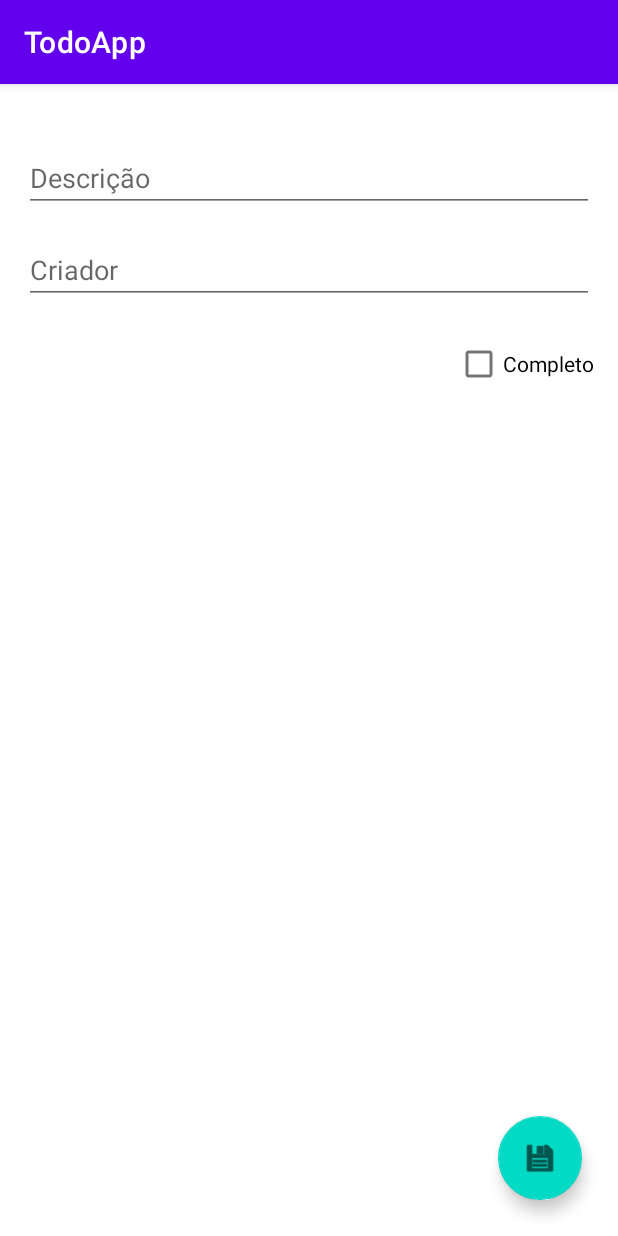
After one commit to aantunes89Infnet/todoApp, an Android app: the TodoFormFragment screen opened through its navigation route, on a phone screen of 412 x 824 dp. The commit adds this screen. Run offline under Robolectric (Android 15) with nearby library versions, the phone set to English and light mode, and no system bars.

Commit message:
TODO CRUD with FirebaseStore

```diff
--- /dev/null
+++ b/app/src/main/java/youtube/pagination/todoapp/database/TodoUtils.kt
@@ -0,0 +1,8 @@
+package youtube.pagination.todoapp.database
+
+import youtube.pagination.todoapp.model.Todo
+
+object TodoUtils {
+
+    var selectedTodo: Todo? = null
+}
--- /dev/null
+++ b/app/src/main/java/youtube/pagination/todoapp/ui/todo/form/TodoFormFragment.kt
@@ -0,0 +1,93 @@
+package youtube.pagination.todoapp.ui.todo.form
+
+import android.os.Bundle
+import android.view.LayoutInflater
+import android.view.View
+import android.view.ViewGroup
+import android.widget.Toast
+import androidx.fragment.app.Fragment
+import androidx.lifecycle.ViewModelProvider
+import androidx.navigation.fragment.findNavController
+import kotlinx.android.synthetic.main.todo_form_fragment.*
+import youtube.pagination.todoapp.R
+import youtube.pagination.todoapp.database.TodoUtils
+import youtube.pagination.todoapp.model.Todo
+
+class TodoFormFragment : Fragment() {
+
+    private lateinit var todoFormViewModel: TodoFormViewModel
+
+    override fun onCreateView(
+        inflater: LayoutInflater, container: ViewGroup?,
+        savedInstanceState: Bundle?
+    ): View? {
+        todoFormViewModel = ViewModelProvider(this).get(TodoFormViewModel::class.java)
+
+        todoFormViewModel.let {
+            it.selectedTodo.observe(viewLifecycleOwner, {
+                if (it != null) {
+                    loadTodo(it)
+                }
+            })
+
+            it.status.observe(viewLifecycleOwner, { status ->
+                if (status) {
+                    findNavController().navigate(R.id.todoListFragment)
+                }
+            })
+
+            it.msg.observe(viewLifecycleOwner, { msg ->
+                showToaster(msg)
+            })
+        }
+
+        return inflater.inflate(R.layout.todo_form_fragment, container, false)
+    }
+
+    override fun onViewCreated(view: View, savedInstanceState: Bundle?) {
+        super.onViewCreated(view, savedInstanceState)
+
+        if(TodoUtils.selectedTodo != null) {
+            todoFormViewModel.selectedTodo(TodoUtils.selectedTodo!!)
+        }
+
+        delete_btn.setOnClickListener {
+            if (TodoUtils.selectedTodo != null)
+                todoFormViewModel.delete(TodoUtils.selectedTodo!!)
+        }
+
+        save_btn.setOnClickListener {
+            val description = et_description.text.toString()
+            val createdBy = et_created_by.text.toString()
+            val checked = cb_done.isChecked
+
+            if (!description.isNullOrBlank() &&
+                !createdBy.isNullOrBlank()){
+
+                    todoFormViewModel.addOrUpdate(description, createdBy, checked)
+            }
+        }
+    }
+
+    override fun onDestroy() {
+        super.onDestroy()
+        TodoUtils.selectedTodo = null
+        todoFormViewModel.selectedTodo(null)
+    }
+
+    private fun loadTodo(todo: Todo) {
+        if (todo != null) {
+            et_description.setText(todo.description)
+            et_created_by.setText(todo.createdBy)
+            cb_done.setChecked(todo.checked!!)
+
+            delete_btn.visibility = View.VISIBLE
+        } else {
+            delete_btn.visibility = View.GONE
+        }
+    }
+
+    private fun showToaster(msg: String) {
+        Toast.makeText(requireContext(), msg, Toast.LENGTH_LONG).show()
+    }
+}
--- /dev/null
+++ b/app/src/main/java/youtube/pagination/todoapp/ui/todo/form/TodoFormViewModel.kt
@@ -0,0 +1,51 @@
+package youtube.pagination.todoapp.ui.todo.form
+
+import android.util.Log
+import androidx.lifecycle.LiveData
+import androidx.lifecycle.MutableLiveData
+import androidx.lifecycle.ViewModel
+import youtube.pagination.todoapp.database.TodoFireStore
+import youtube.pagination.todoapp.model.Todo
+
+class TodoFormViewModel : ViewModel() {
+
+    private val _selectedTodo =  MutableLiveData<Todo>()
+    var selectedTodo: LiveData<Todo> = _selectedTodo
+
+    private val _msg = MutableLiveData<String>()
+    val msg: LiveData<String> = _msg
+
+    private val _status = MutableLiveData<Boolean>()
+    val status : LiveData<Boolean> = _status
+
+
+    fun addOrUpdate(description: String, createdBy: String, checked: Boolean?) {
+        val todo = Todo(description, createdBy, checked)
+
+        TodoFireStore.createOrUpdate(todo)
+            .addOnSuccessListener {
+                _msg.value = "Task added with success!!"
+                _status.value = true
+            }.addOnFailureListener {
+                _msg.value = it.message
+                _status.value = false
+            }
+    }
+
+    fun delete(todo: Todo) {
+        TodoFireStore.delete(todo)
+            .addOnSuccessListener {
+                _msg.value = "Task deleted with success!!"
+                _status.value = true
+            }.addOnFailureListener {
+                _msg.value = it.message
+                _status.value = false
+            }
+    }
+
+    fun selectedTodo(todo: Todo?) {
+        if (todo != null)
+            _selectedTodo.value = todo!!
+    }
+
+}
--- a/app/src/main/java/youtube/pagination/todoapp/ui/user/login/LoginFragment.kt
+++ b/app/src/main/java/youtube/pagination/todoapp/ui/user/login/LoginFragment.kt
@@ -1,6 +1,7 @@
 package youtube.pagination.todoapp.ui.user.login
 
 import android.os.Bundle
+import android.util.Log
 import android.view.LayoutInflater
 import android.view.View
 import android.view.ViewGroup
@@ -22,10 +23,12 @@ class LoginFragment : Fragment() {
         loginViewModel = ViewModelProvider(this).get(LoginViewModel::class.java)
 
         loginViewModel.let {
-//            it.status.observe(viewLifecycleOwner, { status ->
-//                if (status) {
-//                }
-//            })
+            it.status.observe(viewLifecycleOwner, { status ->
+                if (status) {
+                    Log.i("haloooo", "halooooo")
+                    findNavController().navigate(R.id.todoListFragment)
+                }
+            })
 
             it.msg.observe(viewLifecycleOwner, { msg -> showToaster(msg) })
         }
--- /dev/null
+++ b/app/src/main/res/layout/todo_form_fragment.xml
@@ -0,0 +1,74 @@
+<?xml version="1.0" encoding="utf-8"?>
+<androidx.constraintlayout.widget.ConstraintLayout xmlns:android="http://schemas.android.com/apk/res/android"
+    xmlns:app="http://schemas.android.com/apk/res-auto"
+    xmlns:tools="http://schemas.android.com/tools"
+    android:id="@+id/todo_form_root_layout"
+    android:layout_width="match_parent"
+    android:layout_height="match_parent"
+    tools:context=".ui.todo.form.TodoFormFragment">
+
+    <EditText
+        android:id="@+id/et_description"
+        android:layout_width="0dp"
+        android:layout_height="wrap_content"
+        android:layout_marginStart="16dp"
+        android:layout_marginTop="40dp"
+        android:layout_marginEnd="16dp"
+        android:ems="10"
+        android:hint="Descrição"
+        android:inputType="textPersonName"
+        app:layout_constraintEnd_toEndOf="parent"
+        app:layout_constraintHorizontal_bias="0.5"
+        app:layout_constraintStart_toStartOf="parent"
+        app:layout_constraintTop_toTopOf="parent" />
+
+    <EditText
+        android:id="@+id/et_created_by"
+        android:layout_width="0dp"
+        android:layout_height="wrap_content"
+        android:layout_marginStart="16dp"
+        android:layout_marginTop="16dp"
+        android:layout_marginEnd="16dp"
+        android:ems="10"
+        android:hint="Criador"
+        android:inputType="textPersonName"
+        app:layout_constraintEnd_toEndOf="parent"
+        app:layout_constraintStart_toStartOf="parent"
+        app:layout_constraintTop_toBottomOf="@+id/et_description" />
+
+    <CheckBox
+        android:id="@+id/cb_done"
+        android:layout_width="wrap_content"
+        android:layout_height="wrap_content"
+        android:layout_marginTop="16dp"
+        android:layout_marginEnd="16dp"
+        android:text="Completo"
+        app:layout_constraintEnd_toEndOf="parent"
+        app:layout_constraintTop_toBottomOf="@+id/et_created_by" />
+
+    <com.google.android.material.floatingactionbutton.FloatingActionButton
+        android:id="@+id/save_btn"
+        android:layout_width="wrap_content"
+        android:layout_height="wrap_content"
+        android:layout_marginEnd="24dp"
+        android:layout_marginBottom="24dp"
+        android:clickable="true"
+        android:src="@android:drawable/ic_menu_save"
+        app:backgroundTint="@color/teal_200"
+        app:layout_constraintBottom_toBottomOf="parent"
+        app:layout_constraintEnd_toEndOf="parent" />
+
+    <com.google.android.material.floatingactionbutton.FloatingActionButton
+        android:id="@+id/delete_btn"
+        android:layout_width="wrap_content"
+        android:layout_height="wrap_content"
+        android:layout_marginEnd="24dp"
+        android:layout_marginBottom="16dp"
+        android:clickable="true"
+        android:src="@android:drawable/ic_menu_delete"
+        android:visibility="gone"
+        app:backgroundTint="#FF5252"
+        app:layout_constraintBottom_toTopOf="@+id/save_btn"
+        app:layout_constraintEnd_toEndOf="parent" />
+
+</androidx.constraintlayout.widget.ConstraintLayout>
--- a/app/src/main/res/navigation/app_navigation.xml
+++ b/app/src/main/res/navigation/app_navigation.xml
@@ -13,10 +13,27 @@
         <action
             android:id="@+id/action_loginFragment_to_registerFragment"
             app:destination="@id/registerFragment" />
+        <action
+            android:id="@+id/action_loginFragment_to_todoListFragment"
+            app:destination="@id/todoListFragment" />
     </fragment>
     <fragment
         android:id="@+id/registerFragment"
         android:name="youtube.pagination.todoapp.ui.user.register.RegisterFragment"
         android:label="register_fragment"
         tools:layout="@layout/register_fragment" />
+    <fragment
+        android:id="@+id/todoListFragment"
+        android:name="youtube.pagination.todoapp.ui.todo.list.TodoListFragment"
+        android:label="todo_list_fragment"
+        tools:layout="@layout/todo_list_fragment" >
+        <action
+            android:id="@+id/action_todoListFragment_to_todoFormFragment"
+            app:destination="@id/todoFormFragment" />
+    </fragment>
+    <fragment
+        android:id="@+id/todoFormFragment"
+        android:name="youtube.pagination.todoapp.ui.todo.form.TodoFormFragment"
+        android:label="todo_form_fragment"
+        tools:layout="@layout/todo_form_fragment" />
 </navigation>
```
Also changed, not shown: app/src/main/java/youtube/pagination/todoapp/adapter/RecyclerTodoList.kt (added, +43 -0 lines), app/src/main/java/youtube/pagination/todoapp/database/TodoDao.kt (added, +11 -0 lines), app/src/main/java/youtube/pagination/todoapp/database/TodoFireStore.kt (added, +31 -0 lines), app/src/main/java/youtube/pagination/todoapp/model/Todo.kt (added, +17 -0 lines), app/src/main/java/youtube/pagination/todoapp/ui/todo/list/TodoListFragment.kt (added, +48 -0 lines), app/src/main/java/youtube/pagination/todoapp/ui/todo/list/TodoListViewModel.kt (added, +32 -0 lines), app/src/main/res/layout/recycler_todo_list.xml (added, +58 -0 lines), app/src/main/res/layout/todo_list_fragment.xml (added, +31 -0 lines).
